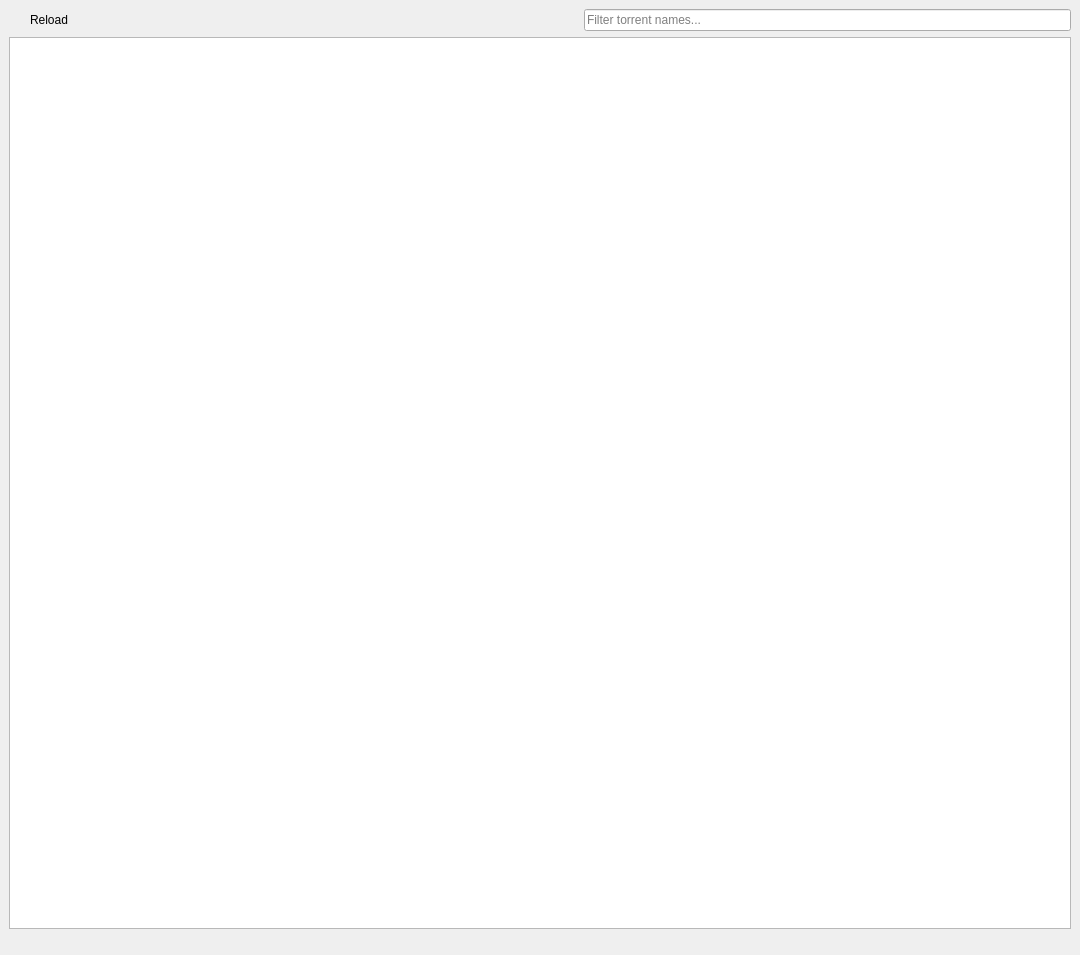
silverqx/qMedia, file mainwindow.ui: the form before one commit.
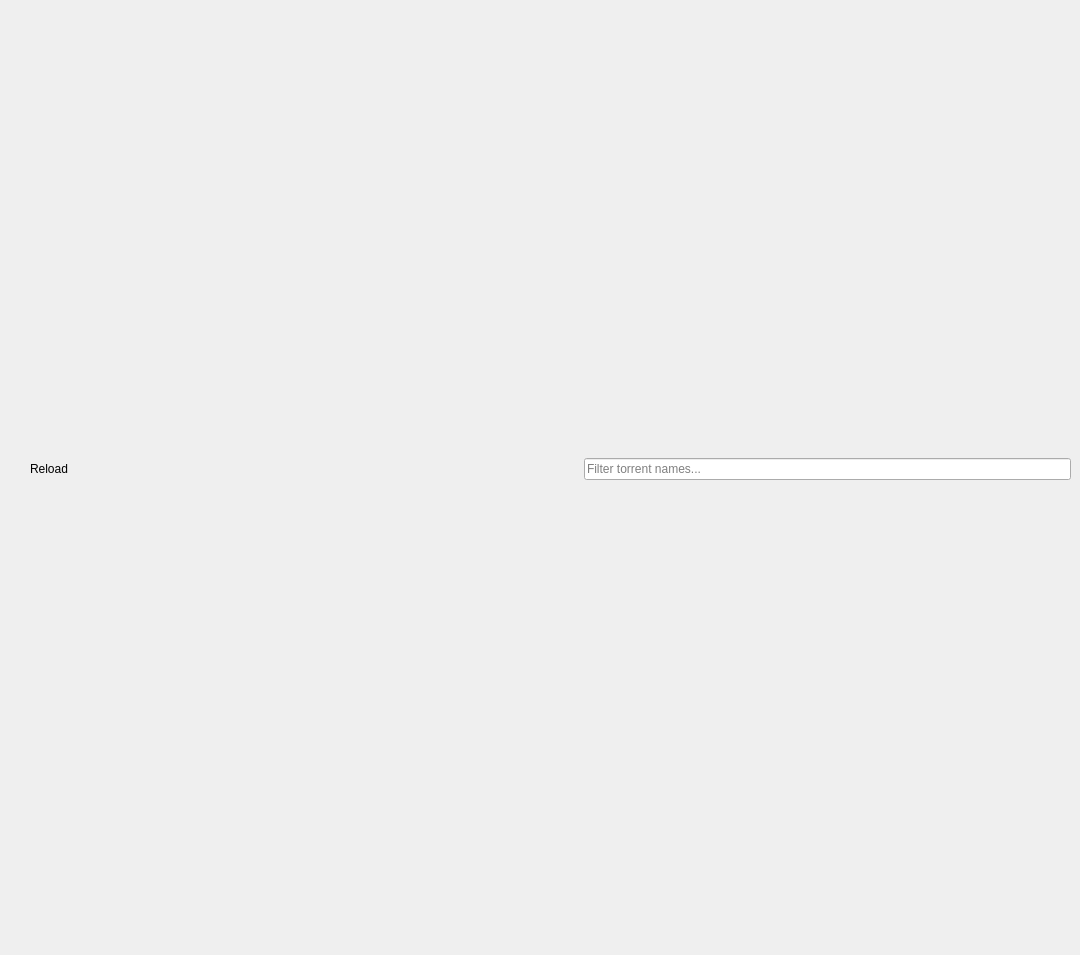
The form after the commit. Icons and pictures are not drawn.

Commit message:
show torrent table context menu triggered by keyboard on fixed position
 - position is decided by selected row and second column, when triggered
   by keyboard
 - if triggered by mouse, position is at current cursor position
 - also big refactoring, because I have to extend QTableView to achieve
   this functionality

```diff
--- a/mainwindow.ui
+++ b/mainwindow.ui
@@ -98,69 +98,6 @@
       </item>
      </layout>
     </item>
-    <item>
-     <widget class="QTableView" name="tableView">
-      <property name="font">
-       <font>
-        <pointsize>10</pointsize>
-       </font>
-      </property>
-      <property name="styleSheet">
-       <string notr="true"/>
-      </property>
-      <property name="editTriggers">
-       <set>QAbstractItemView::NoEditTriggers</set>
-      </property>
-      <property name="tabKeyNavigation">
-       <bool>false</bool>
-      </property>
-      <property name="showDropIndicator" stdset="0">
-       <bool>true</bool>
-      </property>
-      <property name="alternatingRowColors">
-       <bool>true</bool>
-      </property>
-      <property name="selectionMode">
-       <enum>QAbstractItemView::SingleSelection</enum>
-      </property>
-      <property name="selectionBehavior">
-       <enum>QAbstractItemView::SelectRows</enum>
-      </property>
-      <property name="textElideMode">
-       <enum>Qt::ElideRight</enum>
-      </property>
-      <property name="sortingEnabled">
-       <bool>true</bool>
-      </property>
-      <property name="wordWrap">
-       <bool>true</bool>
-      </property>
-      <property name="cornerButtonEnabled">
-       <bool>false</bool>
-      </property>
-      <attribute name="horizontalHeaderHighlightSections">
-       <bool>false</bool>
-      </attribute>
-      <attribute name="horizontalHeaderStretchLastSection">
-       <bool>false</bool>
-      </attribute>
-      <attribute name="verticalHeaderVisible">
-       <bool>false</bool>
-      </attribute>
-      <attribute name="verticalHeaderMinimumSectionSize">
-       <number>30</number>
-      </attribute>
-      <attribute name="verticalHeaderDefaultSectionSize">
-       <number>34</number>
-      </attribute>
-      <attribute name="verticalHeaderHighlightSections">
-       <bool>false</bool>
-      </attribute>
-      <attribute name="verticalHeaderStretchLastSection">
-       <bool>false</bool>
-      </attribute>
-     </widget>
-    </item>
    </layout>
   </widget>
   <widget class="QMenuBar" name="menubar">
```
Left out of the diff: 5 changed lines with no effect on the pictures. The commit also changes 5 other files.
